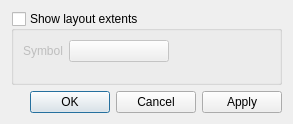
First picture: the form in src/ui/qgsdecorationlayoutextentdialog.ui, repository carsmie/QGIS, before the edit.
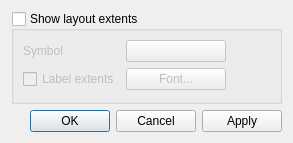
Second picture: the form after the edit.

Commit message: Allow optional labels for composer extent decorations

What changed in the file:
```diff
--- a/src/ui/qgsdecorationlayoutextentdialog.ui
+++ b/src/ui/qgsdecorationlayoutextentdialog.ui
@@ -7,7 +7,7 @@
     <x>0</x>
     <y>0</y>
     <width>293</width>
-    <height>124</height>
+    <height>143</height>
    </rect>
   </property>
   <property name="windowTitle">
@@ -30,6 +30,20 @@
      </property>
      <layout class="QGridLayout" name="gridLayout">
       <item row="1" column="1">
+       <widget class="QPushButton" name="mButtonFontStyle">
+        <property name="text">
+         <string>Font...</string>
+        </property>
+       </widget>
+      </item>
+      <item row="1" column="0">
+       <widget class="QCheckBox" name="mCheckBoxLabelExtents">
+        <property name="text">
+         <string>Label extents</string>
+        </property>
+       </widget>
+      </item>
+      <item row="2" column="1">
        <spacer name="verticalSpacer">
         <property name="orientation">
          <enum>Qt::Vertical</enum>
```
The commit also changes 4 other files.
